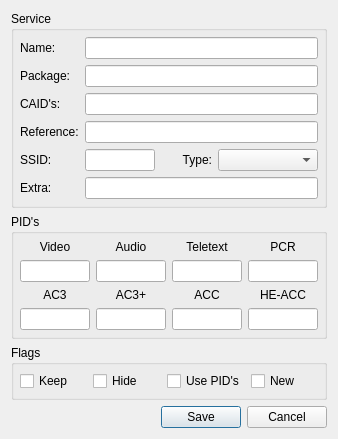
Qt form app/ui/res/service_dialog.ui (DYefremov/E2Toolkit) before a commit.
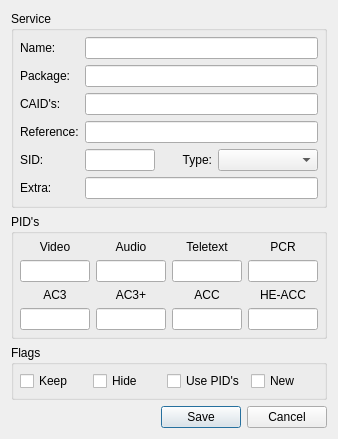
The same form after that commit.

What changed in the file:
```diff
--- a/app/ui/res/service_dialog.ui
+++ b/app/ui/res/service_dialog.ui
@@ -141,7 +141,7 @@
         <item row="4" column="0">
          <widget class="QLabel" name="ssid_label">
           <property name="text">
-           <string>SSID:</string>
+           <string>SID:</string>
           </property>
          </widget>
         </item>
```
Left out of the diff: 4 changed lines with no effect on the pictures.
